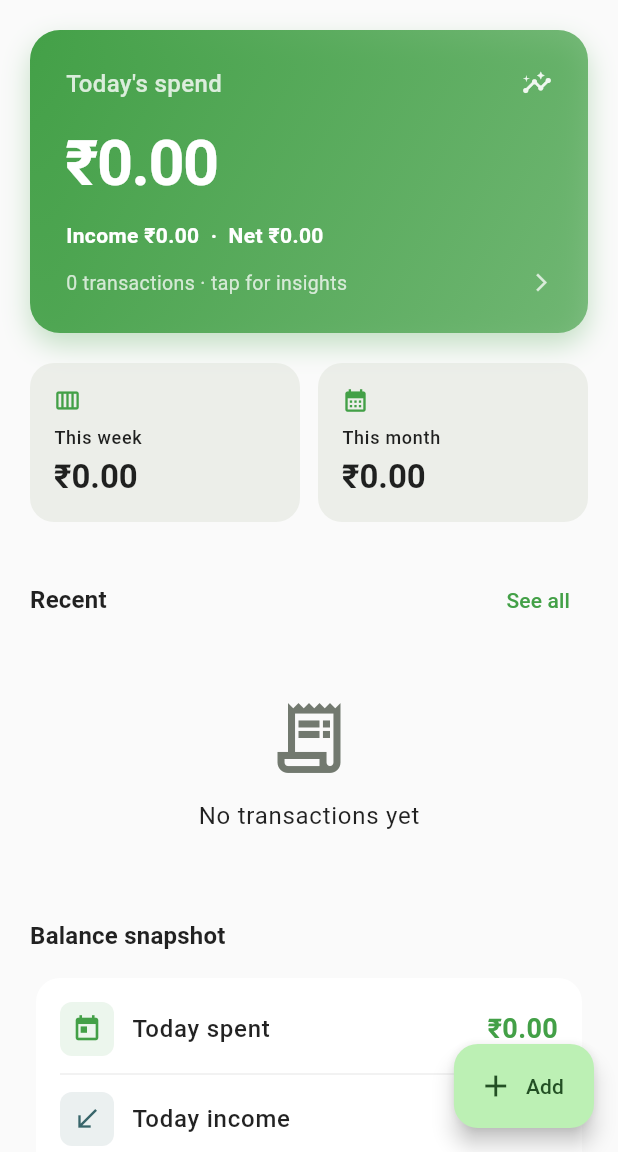
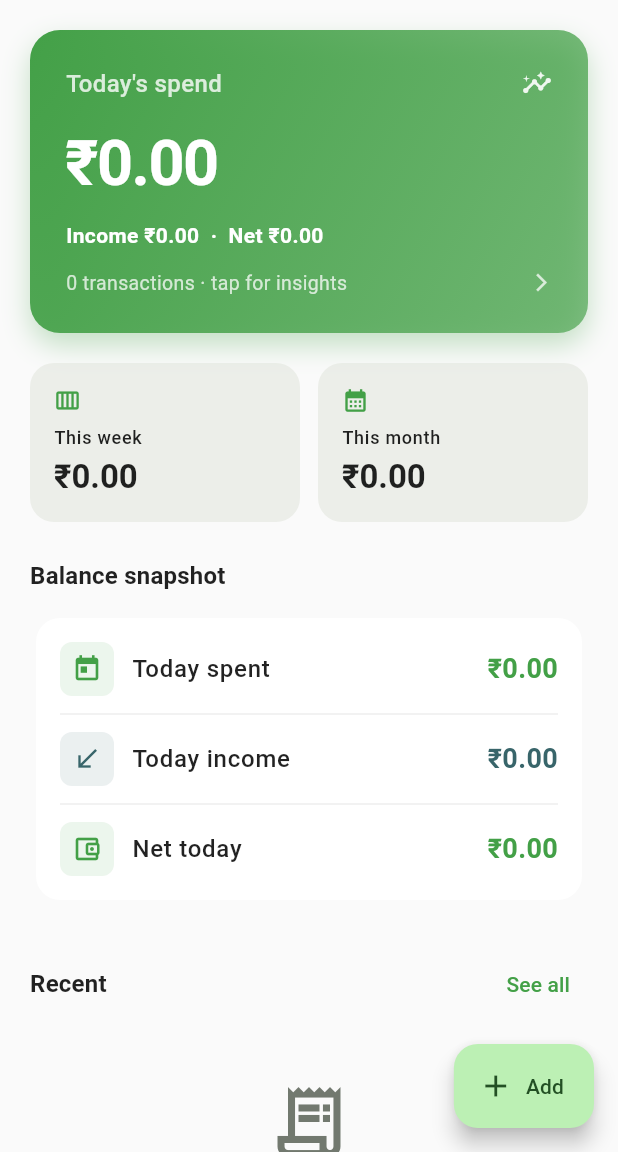
Before and after one commit to abhranilp1998/expensetracker_reloaded, a Flutter app: the HomeDashboard screen opened directly, on a phone screen of 412 x 824 dp, the part 84-1236 px from its top. Run offline on Flutter 3.47's test engine with Material 3 defaults, Android fonts, the phone set to English and light mode, and no system bars; our stand-ins replace drift, drift_flutter, flutter_local_notifications, flutter_riverpod, local_auth, permission_handler and 2 more; missing offline and left inert: another_telephony; accounts and stored records are empty; generated files the repository leaves out were written again.

Commit message:
P15 step 4: normal phone use
- Back on Activity/Review/Settings returns to Home; Back on Home exits (#7)
- Tab index in shellTabProvider; Home 'See all' switches to Activity (#18)
- userNameProvider shared by Home greeting, drawer and Profile, so a
  rename shows everywhere at once (#5)
- Profile: empty name shows 'Enter a name' instead of saving 'User' (#6)
- Hero flightShuttleBuilder renders the card at natural height and clips,
  no RenderFlex overflow during the Home <-> Insights flight (#1)
- Balance snapshot moved above Recent so the Add FAB never covers
  'Net today' (#19)

```diff
--- a/lib/providers/providers.dart
+++ b/lib/providers/providers.dart
@@ -158,6 +158,18 @@ final currencyProvider = NotifierProvider<CurrencyController, String>(
   CurrencyController.new,
 );
 
+/// Selected bottom tab of MainShell (0 Home, 1 Activity, 2 Review,
+/// 3 Settings). A provider so Home's "See all" can switch tabs (bug #18).
+class ShellTabController extends Notifier<int> {
+  @override
+  int build() => 0;
+  void select(int i) => state = i;
+}
+
+final shellTabProvider = NotifierProvider<ShellTabController, int>(
+  ShellTabController.new,
+);
+
 /// Display name, shared by Home greeting, drawer and Profile (bug #5).
 class UserNameController extends AsyncNotifier<String> {
   @override
--- a/lib/screens/home_dashboard.dart
+++ b/lib/screens/home_dashboard.dart
@@ -9,7 +9,6 @@ import 'package:expensetracker_reloaded/providers/providers.dart';
 import 'package:expensetracker_reloaded/routes/app_routes.dart';
 import 'package:expensetracker_reloaded/screens/today_insights_page.dart';
 import 'package:expensetracker_reloaded/services/sms_service.dart';
-import 'package:expensetracker_reloaded/services/user_prefs_service.dart';
 import 'package:expensetracker_reloaded/utils/constants.dart';
 import 'package:expensetracker_reloaded/widgets/add_transaction_sheet.dart';
 import 'package:expensetracker_reloaded/widgets/app_drawer.dart';
@@ -30,7 +29,6 @@ class _HomeDashboardState extends ConsumerState<HomeDashboard>
     with WidgetsBindingObserver, TickerProviderStateMixin {
   late AnimationController _totalAnimController;
   late Animation<double> _totalScaleAnim;
-  String _userName = 'User';
 
   @override
   void initState() {
@@ -43,9 +41,6 @@ class _HomeDashboardState extends ConsumerState<HomeDashboard>
       CurvedAnimation(parent: _totalAnimController, curve: Curves.elasticOut),
     );
     WidgetsBinding.instance.addObserver(this);
-    UserPrefsService.getUserName().then((n) {
-      if (mounted) setState(() => _userName = n);
-    });
     _softStartSms();
   }
 
@@ -84,6 +79,8 @@ class _HomeDashboardState extends ConsumerState<HomeDashboard>
     final cs = theme.colorScheme;
     ref.watch(currencyProvider); // rebuild on currency change
     final summary = ref.watch(todaySummaryProvider);
+    // Watched so a rename in Profile shows here at once (bug #5).
+    final userName = ref.watch(userNameProvider).value ?? 'User';
     final week = ref.watch(weekSummaryProvider);
     final month = ref.watch(monthSummaryProvider);
     final transactions =
@@ -110,7 +107,7 @@ class _HomeDashboardState extends ConsumerState<HomeDashboard>
               ),
             ),
             Text(
-              '$_greeting, $_userName',
+              '$_greeting, $userName',
               style: theme.textTheme.labelSmall?.copyWith(
                 color: theme.colorScheme.onSurfaceVariant,
               ),
@@ -150,6 +147,7 @@ class _HomeDashboardState extends ConsumerState<HomeDashboard>
                 },
                 child: Hero(
                   tag: 'today-total-card',
+                  flightShuttleBuilder: heroCardShuttle,
                   child: Material(
                     color: Colors.transparent,
                     child: Container(
@@ -260,56 +258,8 @@ class _HomeDashboardState extends ConsumerState<HomeDashboard>
                   ),
                 ],
               ),
-              const SizedBox(height: 28),
-              Row(
-                mainAxisAlignment: MainAxisAlignment.spaceBetween,
-                children: [
-                  Text(
-                    'Recent',
-                    style: theme.textTheme.titleMedium?.copyWith(
-                      fontWeight: FontWeight.bold,
-                    ),
-                  ),
-                  TextButton(
-                    onPressed: () {
-                      // Activity is tab index 1; push history route as fallback.
-                      Navigator.of(context).pushNamed(AppRoutes.history);
-                    },
-                    child: const Text('See all'),
-                  ),
-                ],
-              ),
-              const SizedBox(height: 8),
-              if (transactions.isEmpty)
-                Padding(
-                  padding: const EdgeInsets.all(32),
-                  child: Center(
-                    child: Column(
-                      children: [
-                        Icon(
-                          Icons.receipt_long_outlined,
-                          size: 56,
-                          color: cs.outline,
-                        ),
-                        const SizedBox(height: 12),
-                        Text(
-                          'No transactions yet',
-                          style: theme.textTheme.bodyLarge,
-                        ),
-                      ],
-                    ),
-                  ),
-                )
-              else
-                ListView.builder(
-                  shrinkWrap: true,
-                  physics: const NeverScrollableScrollPhysics(),
-                  itemCount: transactions.length > 5 ? 5 : transactions.length,
-                  itemBuilder: (context, index) {
-                    final t = transactions[transactions.length - 1 - index];
-                    return TransactionTile(transaction: t, index: index);
-                  },
-                ),
+              // Snapshot sits above Recent so the Add button never covers
+              // "Net today" (bug #19).
               const SizedBox(height: 24),
               Text(
                 'Balance snapshot',
@@ -348,7 +298,56 @@ class _HomeDashboardState extends ConsumerState<HomeDashboard>
                   ),
                 ),
               ),
-              const SizedBox(height: 88),
+              const SizedBox(height: 28),
+              Row(
+                mainAxisAlignment: MainAxisAlignment.spaceBetween,
+                children: [
+                  Text(
+                    'Recent',
+                    style: theme.textTheme.titleMedium?.copyWith(
+                      fontWeight: FontWeight.bold,
+                    ),
+                  ),
+                  TextButton(
+                    // Switch to the Activity tab instead of pushing a second
+                    // Activity page (bug #18).
+                    onPressed: () =>
+                        ref.read(shellTabProvider.notifier).select(1),
+                    child: const Text('See all'),
+                  ),
+                ],
+              ),
+              const SizedBox(height: 8),
+              if (transactions.isEmpty)
+                Padding(
+                  padding: const EdgeInsets.all(32),
+                  child: Center(
+                    child: Column(
+                      children: [
+                        Icon(
+                          Icons.receipt_long_outlined,
+                          size: 56,
+                          color: cs.outline,
+                        ),
+                        const SizedBox(height: 12),
+                        Text(
+                          'No transactions yet',
+                          style: theme.textTheme.bodyLarge,
+                        ),
+                      ],
+                    ),
+                  ),
+                )
+              else
+                ListView.builder(
+                  shrinkWrap: true,
+                  physics: const NeverScrollableScrollPhysics(),
+                  itemCount: transactions.length > 5 ? 5 : transactions.length,
+                  itemBuilder: (context, index) {
+                    final t = transactions[transactions.length - 1 - index];
+                    return TransactionTile(transaction: t, index: index);
+                  },
+                ),
             ],
           ),
         ),
--- a/lib/screens/today_insights_page.dart
+++ b/lib/screens/today_insights_page.dart
@@ -6,6 +6,33 @@ import 'package:expensetracker_reloaded/domain/summary/insights.dart';
 import 'package:expensetracker_reloaded/providers/providers.dart';
 import 'package:expensetracker_reloaded/widgets/transaction_tile.dart';
 import 'package:expensetracker_reloaded/utils/money.dart';
+
+/// Flight widget for the 'today-total-card' Hero (bug #1).
+///
+/// The default shuttle squeezes the Home card's Column into the in-between
+/// rect and overflows (46px). This renders the source card at its natural
+/// height and clips it to the flight rect instead.
+Widget heroCardShuttle(
+  BuildContext flightContext,
+  Animation<double> animation,
+  HeroFlightDirection direction,
+  BuildContext fromHeroContext,
+  BuildContext toHeroContext,
+) {
+  final hero =
+      (direction == HeroFlightDirection.push
+              ? fromHeroContext.widget
+              : toHeroContext.widget)
+          as Hero;
+  return ClipRect(
+    child: OverflowBox(
+      alignment: Alignment.topLeft,
+      minHeight: 0,
+      maxHeight: double.infinity,
+      child: hero.child,
+    ),
+  );
+}
 
 /// Hero destination for today's spend card — insights, not a bigger number.
 class TodayInsightsPage extends ConsumerWidget {
@@ -40,6 +67,7 @@ class TodayInsightsPage extends ConsumerWidget {
         children: [
           Hero(
             tag: 'today-total-card',
+            flightShuttleBuilder: heroCardShuttle,
             child: Material(
               color: Colors.transparent,
               child: Container(
```
Also changed, not shown: lib/screens/main_shell.dart (+18 -6 lines), lib/screens/profile_page.dart (+13 -5 lines), lib/widgets/app_drawer.dart (+3 -10 lines), 1 other file.
